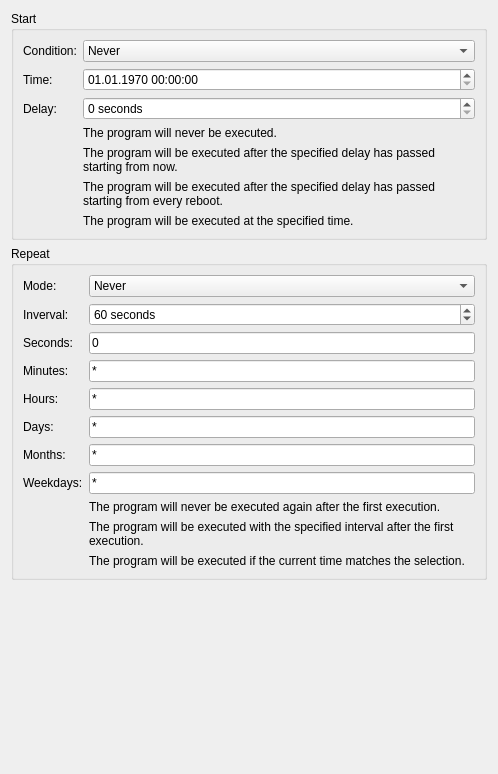
Above: src/brickv/plugin_system/plugins/red/ui/program_page_schedule.ui from Tinkerforge/brickv before the change. Below: the same form after it.
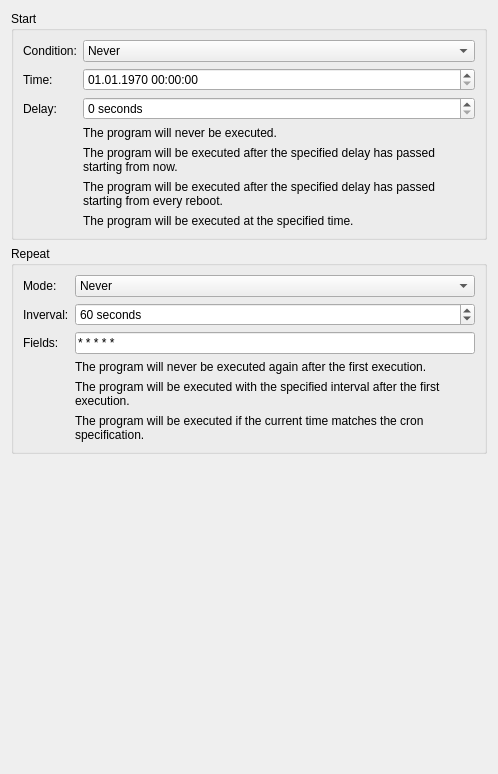
That is the form after the change.

Commit message: red-brick: Adapt to API change from program repeat selection to cron

Diff of the .ui file:
```diff
--- a/src/brickv/plugin_system/plugins/red/ui/program_page_schedule.ui
+++ b/src/brickv/plugin_system/plugins/red/ui/program_page_schedule.ui
@@ -220,40 +220,10 @@
         <item row="2" column="0">
          <widget class="QLabel" name="label_repeat_seconds">
           <property name="text">
-           <string>Seconds:</string>
+           <string>Fields:</string>
           </property>
           <property name="buddy">
-           <cstring>edit_repeat_seconds</cstring>
-          </property>
-         </widget>
-        </item>
-        <item row="3" column="0">
-         <widget class="QLabel" name="label_repeat_minutes">
-          <property name="text">
-           <string>Minutes:</string>
-          </property>
-          <property name="buddy">
-           <cstring>edit_repeat_minutes</cstring>
-          </property>
-         </widget>
-        </item>
-        <item row="4" column="0">
-         <widget class="QLabel" name="label_repeat_hours">
-          <property name="text">
-           <string>Hours:</string>
-          </property>
-          <property name="buddy">
-           <cstring>edit_repeat_hours</cstring>
-          </property>
-         </widget>
-        </item>
-        <item row="5" column="0">
-         <widget class="QLabel" name="label_repeat_days">
-          <property name="text">
-           <string>Days:</string>
-          </property>
-          <property name="buddy">
-           <cstring>edit_repeat_days</cstring>
+           <cstring>edit_repeat_fields</cstring>
           </property>
          </widget>
         </item>
@@ -273,66 +243,11 @@
         <item row="2" column="1">
          <widget class="QLineEdit" name="edit_repeat_seconds">
           <property name="text">
-           <string>0</string>
+           <string>* * * * *</string>
           </property>
          </widget>
         </item>
         <item row="3" column="1">
-         <widget class="QLineEdit" name="edit_repeat_minutes">
-          <property name="text">
-           <string>*</string>
-          </property>
-         </widget>
-        </item>
-        <item row="4" column="1">
-         <widget class="QLineEdit" name="edit_repeat_hours">
-          <property name="text">
-           <string>*</string>
-          </property>
-         </widget>
-        </item>
-        <item row="5" column="1">
-         <widget class="QLineEdit" name="edit_repeat_days">
-          <property name="text">
-           <string>*</string>
-          </property>
-         </widget>
-        </item>
-        <item row="6" column="0">
-         <widget class="QLabel" name="label_repeat_months">
-          <property name="text">
-           <string>Months:</string>
-          </property>
-          <property name="buddy">
-           <cstring>edit_repeat_months</cstring>
-          </property>
-         </widget>
-        </item>
-        <item row="7" column="0">
-         <widget class="QLabel" name="label_repeat_weekdays">
-          <property name="text">
-           <string>Weekdays:</string>
-          </property>
-          <property name="buddy">
-           <cstring>edit_repeat_weekdays</cstring>
-          </property>
-         </widget>
-        </item>
-        <item row="6" column="1">
-         <widget class="QLineEdit" name="edit_repeat_months">
-          <property name="text">
-           <string>*</string>
-          </property>
-         </widget>
-        </item>
-        <item row="7" column="1">
-         <widget class="QLineEdit" name="edit_repeat_weekdays">
-          <property name="text">
-           <string>*</string>
-          </property>
-         </widget>
-        </item>
-        <item row="8" column="1">
          <widget class="QLabel" name="label_repeat_mode_never_help">
           <property name="text">
            <string>The program will never be executed again after the first execution.</string>
@@ -342,7 +257,7 @@
           </property>
          </widget>
         </item>
-        <item row="9" column="1">
+        <item row="4" column="1">
          <widget class="QLabel" name="label_repeat_mode_interval_help">
           <property name="text">
            <string>The program will be executed with the specified interval after the first execution.</string>
@@ -352,10 +267,10 @@
           </property>
          </widget>
         </item>
-        <item row="10" column="1">
-         <widget class="QLabel" name="label_repeat_mode_selection_help">
+        <item row="5" column="1">
+         <widget class="QLabel" name="label_repeat_mode_cron_help">
           <property name="text">
-           <string>The program will be executed if the current time matches the selection.</string>
+           <string>The program will be executed if the current time matches the cron specification.</string>
           </property>
           <property name="wordWrap">
            <bool>true</bool>
```
Left out of the diff: 13 changed lines with no effect on the pictures. The commit also changes 6 other files.
